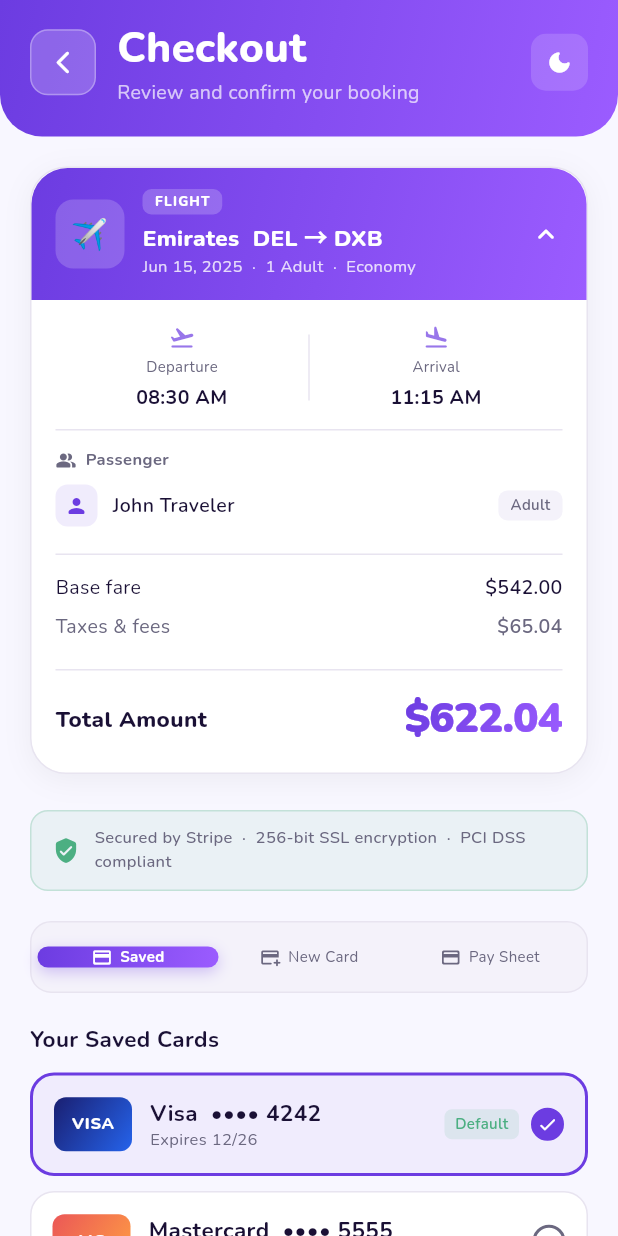
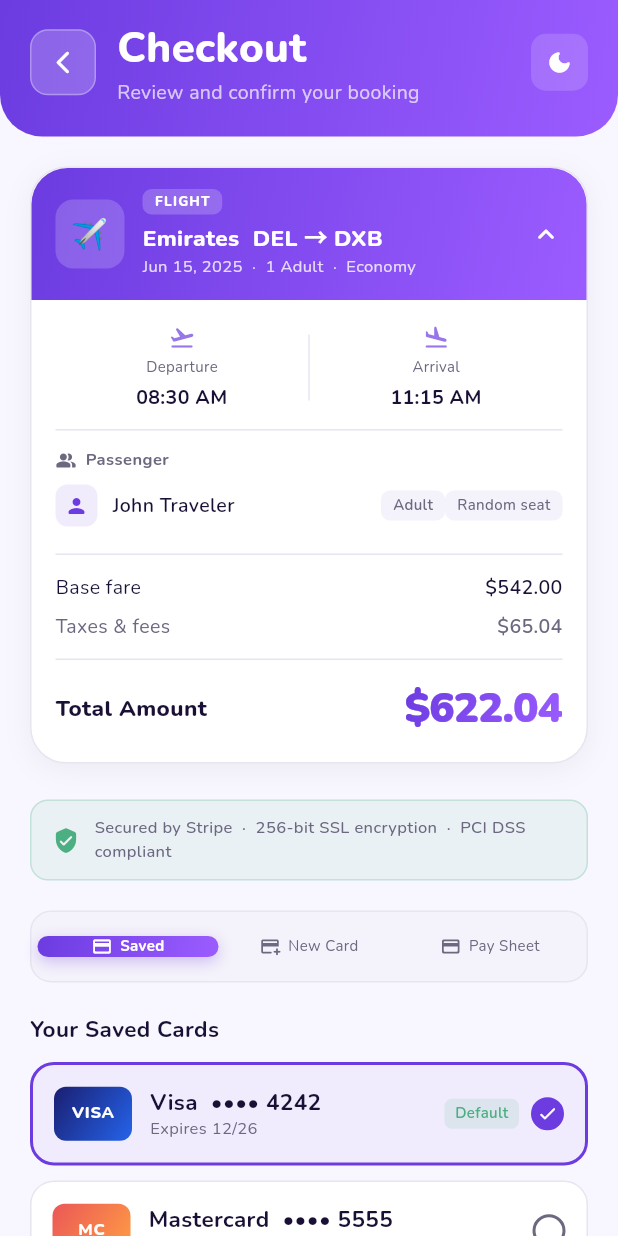
Before and after one commit to shivtf/OTA_frontend, a Flutter app: the PaymentScreen screen opened by its route, on a phone screen of 412 x 824 dp. Run offline on Flutter 3.47's test engine with Material 3 defaults, Android fonts, the phone set to English and light mode, and no system bars; our stand-ins replace app_links, country_picker, flutter_svg, google_fonts, shared_preferences; missing offline and left inert: flutter_stripe; accounts and stored records are empty.

Commit message:
seat map and total amount price logic fixed

```diff
--- a/lib/core/services/payment_service.dart
+++ b/lib/core/services/payment_service.dart
@@ -6,13 +6,26 @@
   // ── POST /payments/initiate ─────────────────────────────────────
   /// Returns Stripe checkout session URL to open in browser
   /// Response: { provider, sessionId, sessionUrl, publishableKey }
-  Future<PaymentSession> initiatePayment(String bookingId) async {
-    final res = await _client.post(
-        '/payments/initiate',
-        {
-          'bookingId': bookingId,
-        },
-        auth: true);
+  Future<PaymentSession> initiatePayment(
+    String bookingId, {
+    List<Map<String, dynamic>> selectedServices = const [],
+  }) async {
+    final body = <String, dynamic>{'bookingId': bookingId};
+
+    if (selectedServices.isNotEmpty) {
+      // Send only what the backend needs: id, total_amount, total_currency
+      body['selectedServices'] = selectedServices
+          .map((s) => {
+                'id': s['serviceId'],
+                'total_amount': s['amount']?.toString(),
+                'total_currency': s['currency'] ?? 'USD',
+              })
+          .toList();
+    }
+
+    final res = await _client.post('/payments/initiate', body, auth: true);
+
+    // Backend now returns pricing breakdown — store it for UI use
     return PaymentSession.fromJson(res['data'] as Map<String, dynamic>);
   }
 
@@ -51,20 +64,35 @@
   final String sessionId;
   final String sessionUrl;
   final String? publishableKey;
+  final double? baseFare; // ← new
+  final double? seatUpgrade; // ← new
+  final double? total; // ← new
+  final String? pricingCurrency; // ← new
 
   PaymentSession({
     required this.provider,
     required this.sessionId,
     required this.sessionUrl,
     this.publishableKey,
+    this.baseFare,
+    this.seatUpgrade,
+    this.total,
+    this.pricingCurrency,
   });
 
-  factory PaymentSession.fromJson(Map<String, dynamic> j) => PaymentSession(
-        provider: j['provider'] as String? ?? 'stripe',
-        sessionId: j['sessionId'] as String? ?? '',
-        sessionUrl: j['sessionUrl'] as String? ?? '',
-        publishableKey: j['publishableKey'] as String?,
-      );
+  factory PaymentSession.fromJson(Map<String, dynamic> j) {
+    final pricing = j['pricing'] as Map<String, dynamic>?;
+    return PaymentSession(
+      provider: j['provider'] as String? ?? 'stripe',
+      sessionId: j['sessionId'] as String? ?? '',
+      sessionUrl: j['sessionUrl'] as String? ?? '',
+      publishableKey: j['publishableKey'] as String?,
+      baseFare: (pricing?['baseFare'] as num?)?.toDouble(),
+      seatUpgrade: (pricing?['seatUpgrade'] as num?)?.toDouble(),
+      total: (pricing?['total'] as num?)?.toDouble(),
+      pricingCurrency: pricing?['currency'] as String?,
+    );
+  }
 }
 
 class PaymentConfirmResult {
--- a/lib/features/flights/providers/flight_booking_provider.dart
+++ b/lib/features/flights/providers/flight_booking_provider.dart
@@ -11,9 +11,9 @@
   offersDone,
   passengerDetails,
   initiatingBooking,
-  bookingPending, // has bookingId, awaiting payment
+  bookingPending,
   initiatingPayment,
-  awaitingStripe, // sessionUrl opened, waiting for user to return
+  awaitingStripe,
   confirmingPayment,
   confirmed,
   failed,
@@ -38,16 +38,17 @@
   FlightBooking? _currentBooking;
   List<PassengerInput> _passengers = [];
 
-  // Seat selection — service IDs chosen on the seat map screen (one per passenger).
-  // Persisted here so they survive navigation to the payment screen and are
-  // sent to the backend when confirming the Duffel order.
-  List<String> _selectedSeatServiceIds = [];
+  // Seat selection — full rich data from seat map screen.
+  // Each entry: { passengerIndex, serviceId, designator, amount, currency }
+  // Stored here so it survives navigation and is sent to the backend
+  // at payment initiation time (NOT at booking init time).
+  List<Map<String, dynamic>> _seatSelections = [];
 
   // Payment state
   PaymentSession? _paymentSession;
   PaymentConfirmResult? _confirmResult;
 
-  // Getters
+  // ── Getters ──────────────────────────────────────────────────────
   BookingStep get step => _step;
   String? get error => _error;
   String? get offerRequestId => _offerRequestId;
@@ -57,8 +58,18 @@
   FlightBooking? get currentBooking => _currentBooking;
   PaymentSession? get paymentSession => _paymentSession;
   PaymentConfirmResult? get confirmResult => _confirmResult;
-  List<String> get selectedSeatServiceIds =>
-      List.unmodifiable(_selectedSeatServiceIds);
+
+  /// Full rich seat selection data — each entry has passengerIndex,
+  /// serviceId, designator, amount, currency.
+  List<Map<String, dynamic>> get seatSelections =>
+      List.unmodifiable(_seatSelections);
+
+  /// Total extra cost across all selected seats (0.0 if none selected).
+  double get seatUpgradeTotal => _seatSelections.fold(
+        0.0,
+        (sum, e) => sum + ((e['amount'] as num?)?.toDouble() ?? 0.0),
+      );
+
   bool get isLoading =>
       _step == BookingStep.searching ||
       _step == BookingStep.loadingOffers ||
@@ -142,10 +153,19 @@
     }
   }
 
-  /// Called by the seat map screen after the user confirms their seat choices.
-  /// [serviceIds] is the list of Duffel service IDs returned via Navigator.pop().
-  void setSeatServices(List<String> serviceIds) {
-    _selectedSeatServiceIds = List<String>.from(serviceIds);
+  // ── Seat selection ───────────────────────────────────────────────
+
+  /// Called by the seat map screen after the user confirms seat choices.
+  /// [selections] is the rich result from Navigator.pop() — each entry has:
+  /// { passengerIndex, serviceId, designator, amount, currency }
+  void setSeatSelections(List<Map<String, dynamic>> selections) {
+    _seatSelections = List.from(selections);
+    notifyListeners();
+  }
+
+  /// Clears all seat selections (e.g. user taps "Skip" on seat map).
+  void clearSeatSelections() {
+    _seatSelections = [];
     notifyListeners();
   }
 
@@ -156,9 +176,6 @@
     notifyListeners();
   }
 
-  /// Sets the selected offer without calling notifyListeners().
-  /// Use this when you need to set the offer mid-submit to avoid
-  /// triggering a widget rebuild that could interrupt navigation.
   void setOfferSilently(FlightOffer offer) {
     _selectedOffer = offer;
     _step = BookingStep.passengerDetails;
@@ -166,6 +183,9 @@
   }
 
   // ── Step 3: Init Booking ─────────────────────────────────────────
+  // Note: seat selections are NOT sent here anymore.
+  // They are sent at payment initiation time so the correct total
+  // is charged. Sending them here served no backend purpose.
   Future<bool> initBooking({
     required List<PassengerInput> passengers,
     String tripType = 'ONE_WAY',
@@ -182,7 +202,7 @@
         offerId: _selectedOffer!.offerId,
         passengers: passengers,
         tripType: tripType,
-        selectedSeatServiceIds: _selectedSeatServiceIds,
+        // No seat services here — sent at initiatePayment instead
       );
       _step = BookingStep.bookingPending;
       notifyListeners();
@@ -200,7 +220,11 @@
     }
   }
 
-  // ── Step 4: Initiate Payment → get Stripe URL ────────────────────
+  // ── Step 4: Initiate Payment ─────────────────────────────────────
+  // Sends seat selections so the backend can:
+  //   1. Persist them to flight_booking.selected_services
+  //   2. Add seat cost to total_amount before charging
+  //   3. Return a pricing breakdown for the UI
   Future<bool> initiatePayment() async {
     if (_currentBooking == null) return false;
 
@@ -211,6 +235,7 @@
     try {
       _paymentSession = await _paymentService.initiatePayment(
         _currentBooking!.bookingId,
+        selectedServices: _seatSelections, // ← seat selections sent here
       );
       _step = BookingStep.awaitingStripe;
       notifyListeners();
@@ -228,7 +253,9 @@
     }
   }
 
-  // ── Step 5: Confirm Payment (called after Stripe redirect) ───────
+  // ── Step 5: Confirm Payment ──────────────────────────────────────
+  // selectedServices are read by the backend from DB (saved at initiate time).
+  // No need to re-send them here.
   Future<bool> confirmPayment({required String sessionId}) async {
     if (_currentBooking == null) return false;
 
@@ -240,7 +267,6 @@
       _confirmResult = await _paymentService.confirmPayment(
         bookingId: _currentBooking!.bookingId,
         sessionId: sessionId,
-        selectedSeatServiceIds: _selectedSeatServiceIds,
       );
       _step = BookingStep.confirmed;
       notifyListeners();
@@ -267,7 +293,7 @@
     _selectedOffer = null;
     _currentBooking = null;
     _passengers = [];
-    _selectedSeatServiceIds = [];
+    _seatSelections = []; // ← was _selectedSeatServiceIds
     _paymentSession = null;
     _confirmResult = null;
     notifyListeners();
--- a/lib/features/flights/screens/passenger_form_screen.dart
+++ b/lib/features/flights/screens/passenger_form_screen.dart
@@ -186,9 +186,8 @@
             'booking': provider.currentBooking,
             'offer': _offer,
             'passengers': passengers,
-            // Seat service IDs selected on the seat map screen. May be empty
-            // if the user skipped seat selection — that is fine.
-            'selectedSeatServiceIds': provider.selectedSeatServiceIds,
+            'seatSelections':
+                provider.seatSelections, // ← correct key + rich data
           },
         );
       } else {
--- a/lib/features/payment/screens/payment_screen.dart
+++ b/lib/features/payment/screens/payment_screen.dart
@@ -126,8 +126,13 @@
         final dynamic rawPassengers =
             args['passengers']; // List<PassengerInput>
         // Fix Bug 3 & 4: seat selections forwarded from FlightDetailsScreen
-        final rawSeats = args['seatSelections'] as Map<dynamic, dynamic>? ?? {};
-
+        final rawSeats = args['seatSelections'];
+        final seatList = rawSeats is List
+            ? rawSeats
+                .whereType<Map>()
+                .map((e) => Map<String, dynamic>.from(e))
+                .toList()
+            : <Map<String, dynamic>>[];
         if (rawOffer == null) return _demoBooking;
 
         final FlightOffer offer = rawOffer as FlightOffer;
@@ -233,18 +238,18 @@
 
         // Fix Bug 3 & 4: apply seat selections — adds seatFee and sets seatNumber
         // on each PassengerSummary so checkout shows seat per passenger.
-        if (rawSeats.isNotEmpty) {
-          final typedSeats = rawSeats.map((k, v) {
-            final dynamic val = v;
-            return MapEntry(
-              k as int,
-              (
-                designator: val.designator as String,
-                amount: val.amount as double,
-              ),
-            );
-          });
-          return baseItem.withSeats(typedSeats);
+        if (seatList.isNotEmpty) {
+          // Convert List<Map> → Map<passengerIndex, (designator, amount)>
+          final typedSeats = <int, ({String designator, double amount})>{};
+          for (final s in seatList) {
+            final idx = (s['passengerIndex'] as num?)?.toInt();
+            final designator = s['designator'] as String?;
+            final amount = (s['amount'] as num?)?.toDouble() ?? 0.0;
+            if (idx != null && designator != null) {
+              typedSeats[idx] = (designator: designator, amount: amount);
+            }
+          }
+          if (typedSeats.isNotEmpty) return baseItem.withSeats(typedSeats);
         }
         return baseItem;
       } catch (e) {
--- a/lib/features/payment/widgets/booking_summary_card.dart
+++ b/lib/features/payment/widgets/booking_summary_card.dart
@@ -314,8 +314,8 @@
                     ),
                   ),
                 ),
-                if (p.seatNumber != null) ...[
-                  const SizedBox(width: 6),
+                if (p.seatNumber != null)
+                  // Chosen seat — show seat number in brand color
                   Container(
                     padding:
                         const EdgeInsets.symmetric(horizontal: 8, vertical: 3),
@@ -325,16 +325,31 @@
                       border: Border.all(
                           color: AppColors.primaryStart.withValues(alpha: 0.2)),
                     ),
-                    child: Text(
-                      p.seatNumber!,
+                    child: Text(p.seatNumber!,
                         style: const TextStyle(
                             fontSize: 10,
                             fontWeight: FontWeight.w700,
-                        color: AppColors.primaryStart,
+                            color: AppColors.primaryStart)),
+                  )
+                else
+                  // No seat chosen — show "Random seat" in muted style
+                  Container(
+                    padding:
+                        const EdgeInsets.symmetric(horizontal: 8, vertical: 3),
+                    decoration: BoxDecoration(
+                      color: isDark
+                          ? AppColors.darkInputBg
+                          : AppColors.lightInputBg,
+                      borderRadius: BorderRadius.circular(6),
                     ),
+                    child: Text('Random seat',
+                        style: TextStyle(
+                            fontSize: 10,
+                            fontWeight: FontWeight.w500,
+                            color: isDark
+                                ? AppColors.darkTextSecondary
+                                : AppColors.lightTextSecondary)),
                   ),
-                  ),
-                ],
               ],
             ),
           ),
@@ -350,55 +365,54 @@
             label: 'Base fare',
             value: b.basePrice,
             currency: b.currency,
-          isDark: isDark,
-        ),
+            isDark: isDark),
         const SizedBox(height: 7),
         _PriceLine(
             label: 'Taxes & fees',
             value: b.taxAmount,
             currency: b.currency,
             isDark: isDark,
+            isSubtle: true),
+
+        // ── Seat upgrade line — only shown when seats were selected ──
+        if (b.seatFee > 0) ...[
+          const SizedBox(height: 7),
+          _PriceLine(
+            label: 'Seat selection',
+            value: b.seatFee,
+            currency: b.currency,
+            isDark: isDark,
             isSubtle: true,
+            // give it an accent color so it's visually distinct
+            accentColor: AppColors.primaryStart,
           ),
-        const SizedBox(height: 7),
-        // _PriceLine(
-        //   label: 'Service fee',
-        //   // value: b.serviceFee,
-        //   currency: b.currency,
-        //   isDark: isDark,
-        //   isSubtle: true,
-        // ),
+        ],
+
         const SizedBox(height: 12),
         Divider(
             color: isDark ? AppColors.darkBorder : AppColors.lightBorder,
-          height: 1,
-        ),
+            height: 1),
         const SizedBox(height: 12),
-        // Total row
+        // Total row — unchanged, b.total already includes seatFee
         Row(
           children: [
-            Text(
-              'Total Amount',
+            Text('Total Amount',
                 style: TextStyle(
                   fontSize: AppSizes.fontMD,
                   fontWeight: FontWeight.w800,
                   color: isDark
                       ? AppColors.darkTextPrimary
                       : AppColors.lightTextPrimary,
-              ),
-            ),
+                )),
             const Spacer(),
             ShaderMask(
               shaderCallback: (b) => AppColors.primaryGradient.createShader(b),
-              child: Text(
-                _formatCurrency(b.total, b.currency),
+              child: Text(_formatCurrency(b.total, b.currency),
                   style: const TextStyle(
                       fontSize: AppSizes.fontXXL,
                       fontWeight: FontWeight.w900,
                       color: Colors.white,
-                  letterSpacing: -0.5,
-                ),
-              ),
+                      letterSpacing: -0.5)),
             ),
           ],
         ),
@@ -484,6 +498,7 @@
   final String currency;
   final bool isDark;
   final bool isSubtle;
+  final Color? accentColor;
 
   const _PriceLine({
     required this.label,
@@ -491,6 +506,7 @@
     required this.currency,
     required this.isDark,
     this.isSubtle = false,
+    this.accentColor,
   });
 
   @override
@@ -503,19 +519,22 @@
                 ? '£'
                 : '${currency.toUpperCase()} ';
 
+    final color = accentColor ??
+        (isSubtle
+            ? (isDark
+                ? AppColors.darkTextSecondary
+                : AppColors.lightTextSecondary)
+            : (isDark
+                ? AppColors.darkTextPrimary
+                : AppColors.lightTextPrimary));
+
     return Row(
       children: [
         Text(
           label,
           style: TextStyle(
             fontSize: AppSizes.fontSM,
-            color: isSubtle
-                ? (isDark
-                    ? AppColors.darkTextSecondary
-                    : AppColors.lightTextSecondary)
-                : (isDark
-                    ? AppColors.darkTextPrimary
-                    : AppColors.lightTextPrimary),
+            color: color,
           ),
         ),
         const Spacer(),
@@ -524,13 +543,7 @@
           style: TextStyle(
             fontSize: AppSizes.fontSM,
             fontWeight: FontWeight.w600,
-            color: isSubtle
-                ? (isDark
-                    ? AppColors.darkTextSecondary
-                    : AppColors.lightTextSecondary)
-                : (isDark
-                    ? AppColors.darkTextPrimary
-                    : AppColors.lightTextPrimary),
+            color: color,
           ),
         ),
       ],
```
Also changed, not shown: lib/features/flights/screens/flight_details_screen.dart (+50 -16 lines), lib/features/flights/screens/seat_map_screen.dart (+80 -121 lines), lib/features/payment/providers/stripe_payment_provider.dart (+30 -11 lines). Lines whose indentation alone changed are shown as unchanged.
